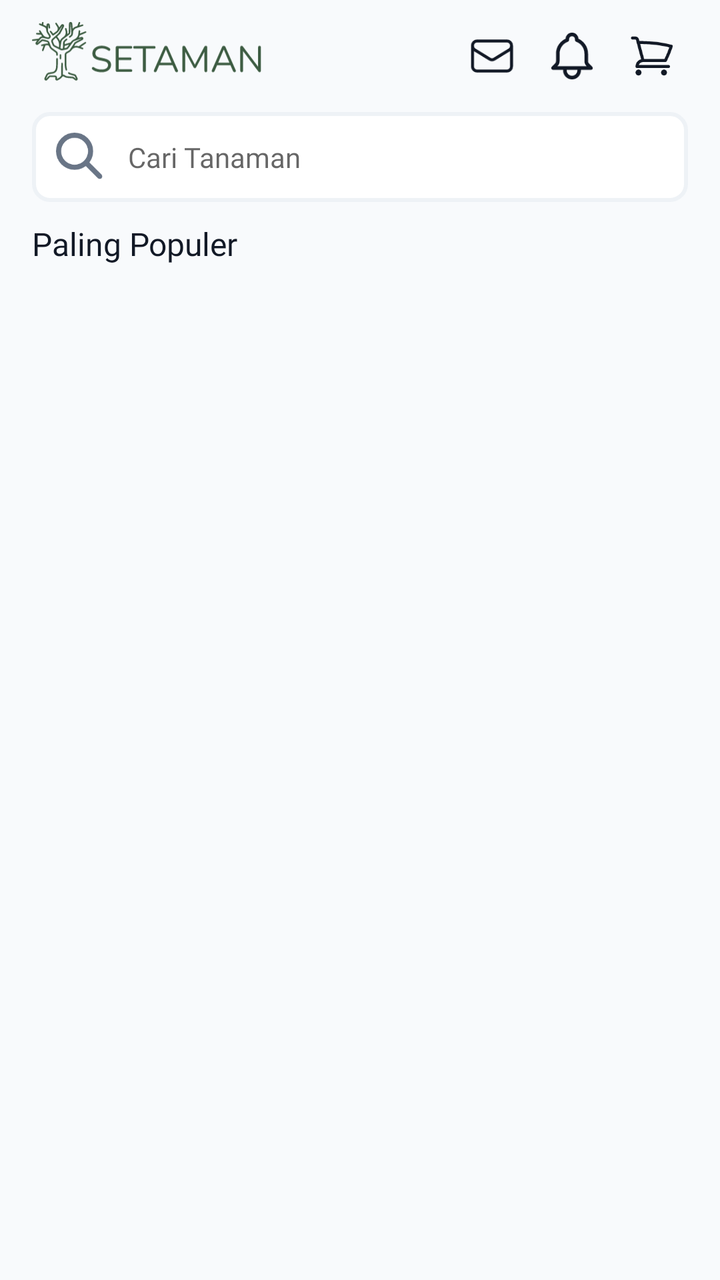
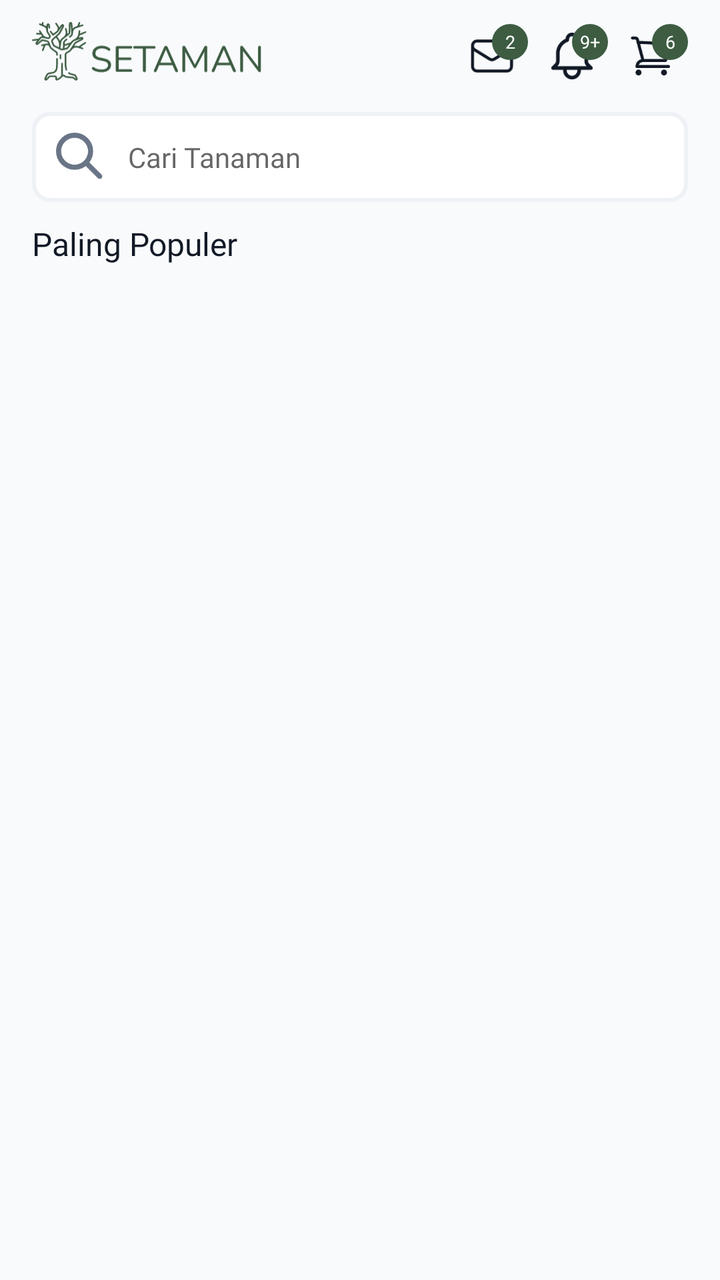

Two renders of the same Android screen: before a commit and after it. Below are the layout's source before the change and the commit's diff.
<!-- AndroidManifest.xml: application theme Theme.Florist -->
<!-- res/layout/fragment_home.xml -->
<?xml version="1.0" encoding="utf-8"?>
<androidx.coordinatorlayout.widget.CoordinatorLayout xmlns:android="http://schemas.android.com/apk/res/android"
    xmlns:app="http://schemas.android.com/apk/res-auto"
    android:layout_width="match_parent"
    android:layout_height="match_parent"
    android:background="@color/bg_primary">

    <com.google.android.material.appbar.AppBarLayout
        android:id="@+id/appBarLayout"
        android:layout_width="match_parent"
        android:layout_height="wrap_content"
        android:background="@color/bg_primary"
        app:elevation="0dp">

        <LinearLayout
            android:layout_width="match_parent"
            android:layout_height="wrap_content"
            android:orientation="vertical"
            android:paddingHorizontal="16dp"
            app:layout_scrollFlags="scroll|enterAlways">

            <LinearLayout
                android:id="@+id/headerLayout"
                android:layout_width="match_parent"
                android:layout_height="?attr/actionBarSize"
                android:orientation="horizontal"
                android:gravity="center_vertical"
                android:background="@color/bg_primary">

                <ImageView
                    android:layout_width="wrap_content"
                    android:layout_height="42dp"
                    android:adjustViewBounds="true"
                    android:paddingTop="4dp"
                    android:src="@drawable/ic_logo_horizontal"/>

                <Space
                    android:layout_width="0dp"
                    android:layout_height="match_parent"
                    android:layout_weight="1" />

                <RelativeLayout
                    android:id="@+id/layoutInboxBadge"
                    android:layout_width="36dp"
                    android:layout_height="36dp"
                    android:layout_marginEnd="4dp"
                    android:gravity="center">

                    <ImageView
                        android:id="@+id/btnInbox"
                        android:layout_width="24dp"
                        android:layout_height="24dp"
                        android:src="@drawable/ic_envelope" />

                    <TextView
                        android:id="@+id/tvInboxBadgeCount"
                        android:layout_width="16dp"
                        android:layout_height="16dp"
                        android:layout_alignParentEnd="true"
                        android:layout_alignParentTop="true"
                        android:background="@drawable/circle_background"
                        android:backgroundTint="#D32F2F" android:gravity="center"
                        android:text="2"
                        android:textColor="@color/white"
                        android:textSize="10sp"
                        android:textStyle="bold"
                        android:layout_marginEnd="2dp"
                        android:layout_marginTop="2dp"
                        android:visibility="gone"/> </RelativeLayout>

                <RelativeLayout
                    android:id="@+id/layoutNotifBadge"
                    android:layout_width="36dp"
                    android:layout_height="36dp"
                    android:layout_marginEnd="4dp"
                    android:gravity="center">

                    <ImageView
                        android:id="@+id/btnNotification"
                        android:layout_width="24dp"
                        android:layout_height="24dp"
                        android:src="@drawable/ic_bell" />

                    <TextView
                        android:id="@+id/tvNotifBadgeCount"
                        android:layout_width="16dp"
                        android:layout_height="16dp"
                        android:layout_alignParentEnd="true"
                        android:layout_alignParentTop="true"
                        android:background="@drawable/circle_background"
                        android:backgroundTint="#D32F2F" android:gravity="center"
                        android:text="9+"
                        android:textColor="@color/white"
                        android:textSize="10sp"
                        android:textStyle="bold"
                        android:layout_marginEnd="2dp"
                        android:layout_marginTop="2dp"
                        android:visibility="gone"/>
                </RelativeLayout>

                <RelativeLayout
                    android:id="@+id/layoutCartBadge"
                    android:layout_width="36dp"
                    android:layout_height="36dp"
                    android:gravity="center">

                    <ImageView
                        android:id="@+id/btnCart"
                        android:layout_width="24dp"
                        android:layout_height="24dp"
                        android:src="@drawable/ic_cart" />

                    <TextView
                        android:id="@+id/tvCartBadgeCount"
                        android:layout_width="16dp"
                        android:layout_height="16dp"
                        android:layout_alignParentEnd="true"
                        android:layout_alignParentTop="true"
                        android:background="@drawable/circle_background"
                        android:backgroundTint="#D32F2F" android:gravity="center"
                        android:text="6"
                        android:textColor="@color/white"
                        android:textSize="10sp"
                        android:textStyle="bold"
                        android:layout_marginEnd="2dp"
                        android:layout_marginTop="2dp"
                        android:visibility="gone"/>
                </RelativeLayout>
            </LinearLayout>
            <EditText
                android:id="@+id/etSearch"
                android:layout_width="match_parent"
                android:layout_height="45dp"
                android:background="@drawable/rounded_gray_layout"
                android:drawableStart="@drawable/ic_search"
                android:drawablePadding="12dp"
                android:hint="Cari Tanaman"
                android:paddingHorizontal="12dp"
                style="@style/body_md_medium"
                android:inputType="text"
                android:imeOptions="actionSearch"
                android:lines="1"/>

            <TextView
                android:id="@+id/tvPalingPopuler"
                android:layout_width="wrap_content"
                android:layout_height="wrap_content"
                android:text="Paling Populer"
                style="@style/title_md_bold"
                android:textColor="@color/gray_900"
                android:textSize="16sp"
                android:layout_marginTop="10dp"
                android:layout_marginBottom="5dp"/>

            <androidx.recyclerview.widget.RecyclerView
                android:id="@+id/rvBuyerProducts"
                android:layout_width="match_parent"
                android:layout_height="wrap_content"
                android:clipToPadding="false"
                android:requiresFadingEdge="horizontal"
                android:fadingEdgeLength="20dp"
                android:scrollbars="horizontal"
                android:scrollbarThumbHorizontal="@color/olive_500"
                android:scrollbarSize="2dp" />

        </LinearLayout>

        <com.google.android.material.tabs.TabLayout
            android:id="@+id/tabLayout"
            android:layout_width="match_parent"
            android:layout_height="wrap_content"
            android:background="@color/bg_primary"
            app:tabIndicatorColor="@color/olive_500"
            app:tabSelectedTextColor="@color/olive_500"
            app:tabTextColor="@color/gray_500"
            app:tabTextAppearance="@style/label_lg_bold"
            app:tabMode="scrollable"
            app:tabGravity="fill"/>

    </com.google.android.material.appbar.AppBarLayout>

    <androidx.recyclerview.widget.RecyclerView
        android:id="@+id/rvCategoryProducts"
        android:layout_width="match_parent"
        android:layout_height="match_parent"
        android:paddingHorizontal="16dp"
        android:paddingTop="8dp"
        android:paddingBottom="20dp"
        android:clipToPadding="false"
        app:layout_behavior="@string/appbar_scrolling_view_behavior" />

    <LinearLayout
        android:id="@+id/layoutEmptySearch"
        android:layout_width="match_parent"
        android:layout_height="wrap_content"
        android:layout_marginTop="60dp"
        android:gravity="center"
        android:orientation="vertical"
        android:visibility="gone"
        app:layout_behavior="@string/appbar_scrolling_view_behavior">

        <ImageView
            android:layout_width="80dp"
            android:layout_height="80dp"
            android:src="@drawable/ic_search"
            app:tint="@color/gray_400"/>
        <TextView
            android:layout_width="wrap_content"
            android:layout_height="wrap_content"
            android:layout_marginTop="16dp"
            android:text="Pencarian tidak ditemukan"
            android:textColor="@color/gray_900"
            style="@style/title_lg_bold" />
        <TextView
            android:layout_width="wrap_content"
            android:layout_height="wrap_content"
            android:layout_marginTop="4dp"
            android:gravity="center"
            android:text="Coba gunakan kata kunci lain atau\ncari nama toko yang spesifik."
            android:textColor="@color/gray_500"
            style="@style/body_md_medium" />
    </LinearLayout>

    <ProgressBar
        android:id="@+id/progressBar"
        android:layout_width="wrap_content"
        android:layout_height="wrap_content"
        android:layout_gravity="center"
        android:elevation="10dp"
        android:indeterminateTint="@color/olive_500"
        android:visibility="gone"/>

    <androidx.recyclerview.widget.RecyclerView
        android:id="@+id/rvShopSuggestions"
        android:layout_width="match_parent"
        android:layout_height="wrap_content"
        android:layout_marginHorizontal="16dp"
        android:layout_marginTop="120dp"
        android:background="@drawable/rounded_white_button"
        android:elevation="8dp"
        android:visibility="gone" />

</androidx.coordinatorlayout.widget.CoordinatorLayout>
<!-- resources referenced by this layout -->
<resources>
  <color name="bg_primary">@color/gray_50</color>
  <color name="gray_400">#9AA4B2</color>
  <color name="gray_500">#697586</color>
  <color name="gray_900">#121926</color>
  <color name="olive_500">#3D5C42</color>
  <color name="white">#FFFFFF</color>
  <!-- drawable circle_background (drawable) -->
  <?xml version="1.0" encoding="utf-8"?>
      <shape xmlns:android="http://schemas.android.com/apk/res/android"
          android:innerRadius="0dp"
          android:shape="ring"
          android:thicknessRatio="2"
          android:useLevel="false">
          <solid android:color="@color/neutral"/>
      </shape>
  <!-- drawable rounded_gray_layout (drawable) -->
  <?xml version="1.0" encoding="utf-8"?>
  <shape xmlns:android="http://schemas.android.com/apk/res/android"
      android:shape="rectangle">
  
      <solid android:color="@color/white"/>
      <stroke android:color="@color/border_tertiary" android:width="2dp"/>
      <corners android:bottomLeftRadius="8dp"
          android:bottomRightRadius="8dp"
          android:topLeftRadius="8dp"
          android:topRightRadius="8dp"/>
  
  </shape>
  <!-- drawable rounded_white_button (drawable) -->
  <?xml version="1.0" encoding="utf-8"?>
  <shape xmlns:android="http://schemas.android.com/apk/res/android"
      android:shape="rectangle">
  
      <solid android:color="@color/white"/>
      <stroke android:width="2dp" android:color="@color/gray_100"/>
      <corners
          android:bottomLeftRadius="8dp"
          android:bottomRightRadius="8dp"
          android:topLeftRadius="8dp"
          android:topRightRadius="8dp"
          />
  </shape>
  <style name="body_md_medium">
          <item name="android:fontFamily">@font/nunitosans_regular</item>
          <item name="android:textSize">14sp</item>
          <item name="android:lineSpacingMultiplier">0.8</item>
          <item name="android:lineSpacingExtra">4sp</item>
      </style>
  <style name="label_lg_bold">
          <item name="android:fontFamily">@font/nunito_sans_bold</item>
          <item name="android:textSize">14sp</item>
          <item name="android:lineSpacingMultiplier">0.7</item>
          <item name="android:lineSpacingExtra">6sp</item>
      </style>
  <style name="title_lg_bold">
          <item name="android:fontFamily">@font/nunito_sans_bold</item>
          <item name="android:textSize">22sp</item>
          <item name="android:lineSpacingMultiplier">0.55</item>
          <item name="android:lineSpacingExtra">8sp</item>
      </style>
  <style name="title_md_bold">
          <item name="android:fontFamily">@font/nunito_sans_bold</item>
          <item name="android:textSize">16sp</item>
          <item name="android:lineSpacingMultiplier">0.44</item>
          <item name="android:lineSpacingExtra">10sp</item>
      </style>
  <color name="gray_50">#F8FAFC</color>
  <color name="neutral">#CDD4DE</color>
  <color name="border_tertiary">@color/gray_100</color>
  <color name="gray_100">#EEF2F6</color>
  <color name="main_color">#3D5C42</color>
  <color name="teal_200">#FF03DAC5</color>
  <color name="teal_700">#FF018786</color>
  <color name="black">#121926</color>
  <!-- drawable rounded_normal_edittext (drawable) -->
  <?xml version="1.0" encoding="utf-8"?>
  <shape xmlns:android="http://schemas.android.com/apk/res/android"
      android:shape="rectangle">
  
      <solid android:color="@color/white"/>
      <stroke android:color="@color/border_secondary" android:width="1dp"/>
      <corners android:bottomLeftRadius="8dp"
          android:bottomRightRadius="8dp"
          android:topLeftRadius="8dp"
          android:topRightRadius="8dp"/>
  
  </shape>
  <color name="border_secondary">@color/gray_400</color>
  <!-- unchanged entries left out for length: 6 -->
</resources>

<!-- the commit's change to res/layout/fragment_home.xml (unified diff, before → after) -->
@@ -1,6 +1,7 @@
 <?xml version="1.0" encoding="utf-8"?>
 <androidx.coordinatorlayout.widget.CoordinatorLayout xmlns:android="http://schemas.android.com/apk/res/android"
     xmlns:app="http://schemas.android.com/apk/res-auto"
+    xmlns:tools="http://schemas.android.com/tools"
     android:layout_width="match_parent"
     android:layout_height="match_parent"
     android:background="@color/bg_primary">
@@ -43,88 +44,92 @@
                     android:id="@+id/layoutInboxBadge"
                     android:layout_width="36dp"
                     android:layout_height="36dp"
-                    android:layout_marginEnd="4dp"
-                    android:gravity="center">
+                    android:layout_marginEnd="4dp">
 
                     <ImageView
                         android:id="@+id/btnInbox"
                         android:layout_width="24dp"
                         android:layout_height="24dp"
-                        android:src="@drawable/ic_envelope" />
+                        android:src="@drawable/ic_envelope"
+                        android:layout_centerInParent="true"/>
 
                     <TextView
                         android:id="@+id/tvInboxBadgeCount"
-                        android:layout_width="16dp"
-                        android:layout_height="16dp"
+                        android:layout_width="18dp"
+                        android:layout_height="18dp"
                         android:layout_alignParentEnd="true"
                         android:layout_alignParentTop="true"
                         android:background="@drawable/circle_background"
-                        android:backgroundTint="#D32F2F" android:gravity="center"
+                        android:backgroundTint="@color/main_color"
+                        android:gravity="center"
                         android:text="2"
                         android:textColor="@color/white"
-                        android:textSize="10sp"
-                        android:textStyle="bold"
-                        android:layout_marginEnd="2dp"
+                        style="@style/body_sm_bold"
+                        android:textSize="9sp"
                         android:layout_marginTop="2dp"
-                        android:visibility="gone"/> </RelativeLayout>
+                        android:visibility="visible"
+                        tools:ignore="SmallSp" />
+                </RelativeLayout>
 
                 <RelativeLayout
                     android:id="@+id/layoutNotifBadge"
                     android:layout_width="36dp"
                     android:layout_height="36dp"
-                    android:layout_marginEnd="4dp"
-                    android:gravity="center">
+                    android:layout_marginEnd="4dp">
 
                     <ImageView
                         android:id="@+id/btnNotification"
                         android:layout_width="24dp"
                         android:layout_height="24dp"
-                        android:src="@drawable/ic_bell" />
+                        android:src="@drawable/ic_bell"
+                        android:layout_centerInParent="true"/>
 
                     <TextView
                         android:id="@+id/tvNotifBadgeCount"
-                        android:layout_width="16dp"
-                        android:layout_height="16dp"
+                        android:layout_width="18dp"
+                        android:layout_height="18dp"
                         android:layout_alignParentEnd="true"
                         android:layout_alignParentTop="true"
                         android:background="@drawable/circle_background"
-                        android:backgroundTint="#D32F2F" android:gravity="center"
+                        android:backgroundTint="@color/main_color"
+                        android:gravity="center"
                         android:text="9+"
                         android:textColor="@color/white"
-                        android:textSize="10sp"
-                        android:textStyle="bold"
-                        android:layout_marginEnd="2dp"
+                        style="@style/body_sm_bold"
+                        android:textSize="9sp"
                         android:layout_marginTop="2dp"
-                        android:visibility="gone"/>
+                        android:visibility="visible"
+                        tools:ignore="SmallSp" />
                 </RelativeLayout>
 
                 <RelativeLayout
                     android:id="@+id/layoutCartBadge"
                     android:layout_width="36dp"
-                    android:layout_height="36dp"
-                    android:gravity="center">
+                    android:layout_height="36dp">
 
                     <ImageView
                         android:id="@+id/btnCart"
                         android:layout_width="24dp"
                         android:layout_height="24dp"
-                        android:src="@drawable/ic_cart" />
+                        android:src="@drawable/ic_cart"
+                        android:layout_centerInParent="true"/>
 
                     <TextView
                         android:id="@+id/tvCartBadgeCount"
-                        android:layout_width="16dp"
-                        android:layout_height="16dp"
+                        android:layout_width="18dp"
+                        android:layout_height="18dp"
                         android:layout_alignParentEnd="true"
                         android:layout_alignParentTop="true"
                         android:background="@drawable/circle_background"
-                        android:backgroundTint="#D32F2F" android:gravity="center"
+                        android:backgroundTint="@color/main_color"
+                        android:gravity="center"
                         android:text="6"
                         android:textColor="@color/white"
-                        android:textSize="10sp"
-                        android:textStyle="bold"
-                        android:layout_marginEnd="2dp"
+                        style="@style/body_sm_bold"
+                        android:textSize="9sp"
                         android:layout_marginTop="2dp"
-                        android:visibility="gone"/>
+                        android:visibility="visible"
+                        tools:ignore="SmallSp" />
                 </RelativeLayout>
             </LinearLayout>
             <EditText
<!-- resource entries referenced after the edit -->
@@ -48,6 +48,12 @@
           <item name="android:lineSpacingMultiplier">0.8</item>
           <item name="android:lineSpacingExtra">4sp</item>
       </style>
+  <style name="body_sm_bold">
+          <item name="android:fontFamily">@font/nunito_sans_bold</item>
+          <item name="android:textSize">12sp</item>
+          <item name="android:lineSpacingMultiplier">0.86</item>
+          <item name="android:lineSpacingExtra">2sp</item>
+      </style>
   <style name="label_lg_bold">
           <item name="android:fontFamily">@font/nunito_sans_bold</item>
           <item name="android:textSize">14sp</item>
